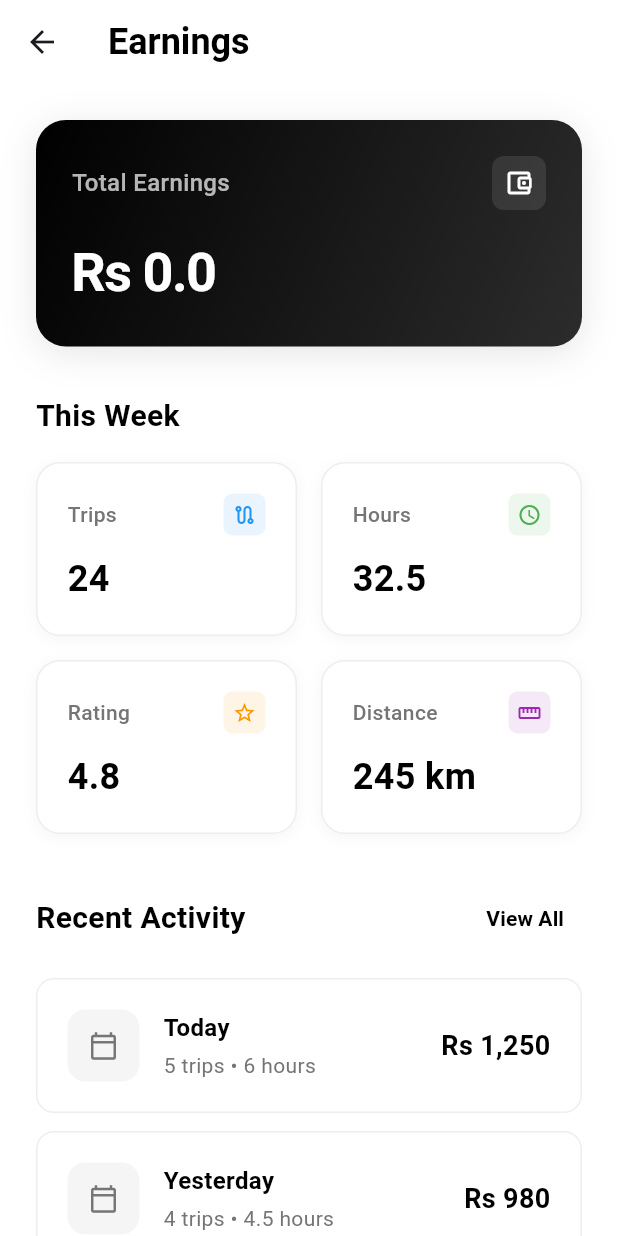
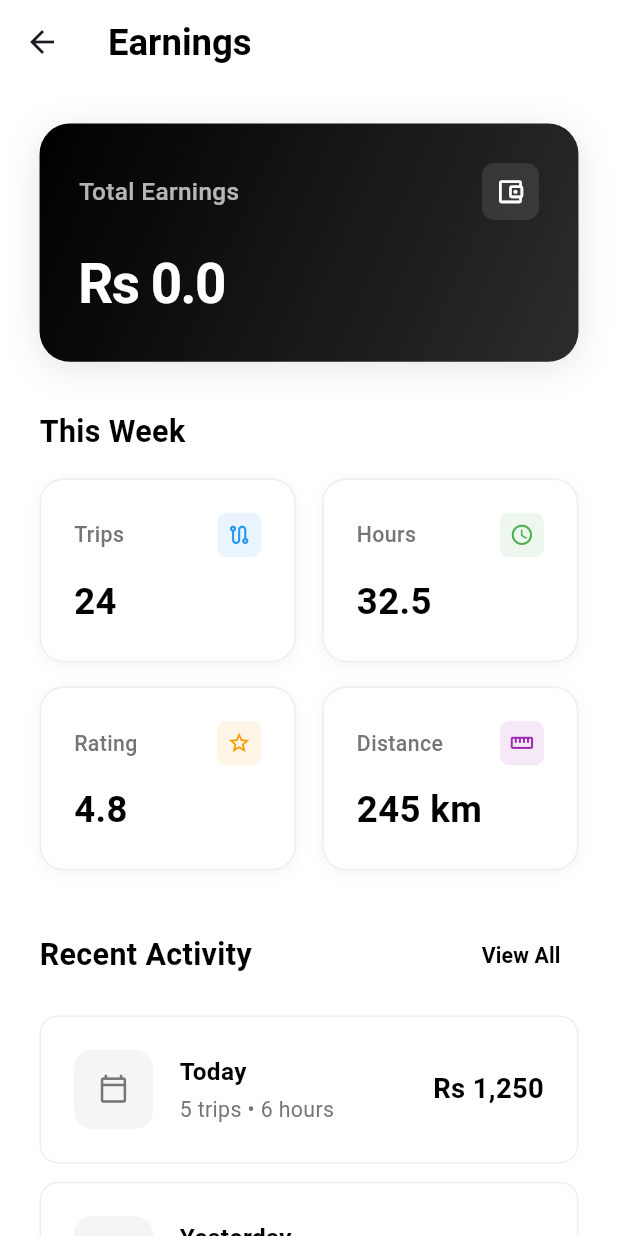
Before and after one commit to AwaeshaHuss/its_pass_mobile_drivers, a Flutter app: the EarningsPage screen opened directly, on a phone screen of 412 x 824 dp. Run offline on Flutter 3.47's test engine with Material 3 defaults, Android fonts, the phone set to English and light mode, and no system bars; our stand-ins replace bloc, cached_network_image, connectivity_plus, country_picker, dio, equatable and 13 more; missing offline and left inert: flutter_polyline_points; accounts and stored records are empty.

Commit message:
feat: Implement responsive design with flutter_screenutil
✅ Successfully resolved flutter_screenutil import and extension errors
✅ Added responsive sizing to Login, Signup, OTP, Earnings, and Profile screens
✅ Initialized ScreenUtil in main.dart with design size 375x812 (iPhone 11 Pro)
✅ App builds and runs successfully with responsive design functionality
✅ All .w, .h, .sp, .r extensions working properly for responsive scaling

- Updated Login Screen with responsive padding, margins, and font sizes
- Updated Signup Screen with responsive form elements and spacing
- Updated OTP Screen with responsive input fields and buttons
- Updated EarningsPage with responsive cards and statistics display
- Updated ProfilePage with responsive avatar, cards, and layout
- Replaced hardcoded pixel values with responsive units throughout

Tested on device: App launches successfully with no compilation errors.
Ready for further screen enhancements and cross-device testing.

```diff
--- a/lib/pages/earnings/earning_page.dart
+++ b/lib/pages/earnings/earning_page.dart
@@ -1,6 +1,7 @@
 import 'package:flutter/material.dart';
 import 'package:flutter/services.dart';
 import 'package:provider/provider.dart';
+import 'package:flutter_screenutil/flutter_screenutil.dart';
 
 import '../../providers/registration_provider.dart';
 
@@ -30,38 +31,38 @@ class _EarningsPageState extends State<EarningsPage> {
         backgroundColor: Colors.white,
         elevation: 0,
         systemOverlayStyle: SystemUiOverlayStyle.dark,
-        title: const Text(
+        title: Text(
           'Earnings',
           style: TextStyle(
             color: Colors.black,
             fontWeight: FontWeight.w700,
-            fontSize: 24,
+            fontSize: 24.sp,
           ),
         ),
         centerTitle: false,
       ),
       body: SafeArea(
         child: SingleChildScrollView(
-          padding: const EdgeInsets.all(24.0),
+          padding: EdgeInsets.all(24.w),
           child: Column(
             crossAxisAlignment: CrossAxisAlignment.start,
             children: [
               // Total Earnings Card
               Container(
                 width: double.infinity,
-                padding: const EdgeInsets.all(24),
+                padding: EdgeInsets.all(24.w),
                 decoration: BoxDecoration(
                   gradient: const LinearGradient(
                     begin: Alignment.topLeft,
                     end: Alignment.bottomRight,
                     colors: [Colors.black, Color(0xFF2C2C2C)],
                   ),
-                  borderRadius: BorderRadius.circular(20),
+                  borderRadius: BorderRadius.circular(20.r),
                   boxShadow: [
                     BoxShadow(
                       color: Colors.black.withValues(alpha: 0.1),
-                      offset: const Offset(0, 4),
-                      blurRadius: 20,
+                      offset: Offset(0, 4.h),
+                      blurRadius: 20.r,
                     ),
                   ],
                 ),
@@ -71,48 +72,48 @@ class _EarningsPageState extends State<EarningsPage> {
                     Row(
                       mainAxisAlignment: MainAxisAlignment.spaceBetween,
                       children: [
-                        const Text(
+                        Text(
                           'Total Earnings',
                           style: TextStyle(
                             color: Colors.white70,
-                            fontSize: 16,
+                            fontSize: 16.sp,
                             fontWeight: FontWeight.w500,
                           ),
                         ),
                         Container(
-                          padding: const EdgeInsets.all(8),
+                          padding: EdgeInsets.all(8.w),
                           decoration: BoxDecoration(
                             color: Colors.white.withValues(alpha: 0.1),
-                            borderRadius: BorderRadius.circular(8),
+                            borderRadius: BorderRadius.circular(8.r),
                           ),
-                          child: const Icon(
+                          child: Icon(
                             Icons.account_balance_wallet_outlined,
                             color: Colors.white,
-                            size: 20,
+                            size: 20.sp,
                           ),
                         ),
                       ],
                     ),
-                    const SizedBox(height: 16),
+                    SizedBox(height: 16.h),
                     Consumer<RegistrationProvider>(
                       builder: (context, provider, child) {
                         if (provider.driverEarnings == null) {
-                          return const Row(
+                          return Row(
                             children: [
                               SizedBox(
-                                width: 20,
-                                height: 20,
+                                width: 20.w,
+                                height: 20.w,
                                 child: CircularProgressIndicator(
-                                  strokeWidth: 2,
+                                  strokeWidth: 2.w,
                                   valueColor: AlwaysStoppedAnimation<Color>(Colors.white),
                                 ),
                               ),
-                              SizedBox(width: 12),
+                              SizedBox(width: 12.w),
                               Text(
                                 'Loading...',
                                 style: TextStyle(
                                   color: Colors.white70,
-                                  fontSize: 16,
+                                  fontSize: 16.sp,
                                 ),
                               ),
                             ],
@@ -120,9 +121,9 @@ class _EarningsPageState extends State<EarningsPage> {
                         } else {
                           return Text(
                             'Rs ${provider.driverEarnings ?? 0}',
-                            style: const TextStyle(
+                            style: TextStyle(
                               color: Colors.white,
-                              fontSize: 36,
+                              fontSize: 36.sp,
                               fontWeight: FontWeight.w700,
                               letterSpacing: -1,
                             ),
@@ -134,19 +135,19 @@ class _EarningsPageState extends State<EarningsPage> {
                 ),
               ),
 
-              const SizedBox(height: 32),
+              SizedBox(height: 32.h),
 
               // Quick Stats Section
-              const Text(
+              Text(
                 'This Week',
                 style: TextStyle(
-                  fontSize: 20,
+                  fontSize: 20.sp,
                   fontWeight: FontWeight.w700,
                   color: Colors.black,
                 ),
               ),
 
-              const SizedBox(height: 16),
+              SizedBox(height: 16.h),
 
               Row(
                 children: [
@@ -158,7 +159,7 @@ class _EarningsPageState extends State<EarningsPage> {
                       color: Colors.blue,
                     ),
                   ),
-                  const SizedBox(width: 16),
+                  SizedBox(width: 16.w),
                   Expanded(
                     child: _buildStatCard(
                       title: 'Hours',
@@ -170,7 +171,7 @@ class _EarningsPageState extends State<EarningsPage> {
                 ],
               ),
 
-              const SizedBox(height: 16),
+              SizedBox(height: 16.h),
 
               Row(
                 children: [
@@ -182,7 +183,7 @@ class _EarningsPageState extends State<EarningsPage> {
                       color: Colors.orange,
                     ),
                   ),
-                  const SizedBox(width: 16),
+                  SizedBox(width: 16.w),
                   Expanded(
                     child: _buildStatCard(
                       title: 'Distance',
@@ -194,16 +195,16 @@ class _EarningsPageState extends State<EarningsPage> {
                 ],
               ),
 
-              const SizedBox(height: 32),
+              SizedBox(height: 32.h),
 
               // Recent Activity Section
               Row(
                 mainAxisAlignment: MainAxisAlignment.spaceBetween,
                 children: [
-                  const Text(
+                  Text(
                     'Recent Activity',
                     style: TextStyle(
-                      fontSize: 20,
+                      fontSize: 20.sp,
                       fontWeight: FontWeight.w700,
                       color: Colors.black,
                     ),
@@ -212,18 +213,19 @@ class _EarningsPageState extends State<EarningsPage> {
                     onPressed: () {
                       // TODO: Navigate to detailed earnings history
                     },
-                    child: const Text(
+                    child: Text(
                       'View All',
                       style: TextStyle(
                         color: Colors.black,
                         fontWeight: FontWeight.w600,
+                        fontSize: 14.sp,
                       ),
                     ),
                   ),
                 ],
               ),
 
-              const SizedBox(height: 16),
+              SizedBox(height: 16.h),
 
               // Activity List
               _buildActivityItem(
@@ -247,7 +249,7 @@ class _EarningsPageState extends State<EarningsPage> {
                 time: '7 hours',
               ),
 
-              const SizedBox(height: 32),
+              SizedBox(height: 32.h),
             ],
           ),
         ),
@@ -262,16 +264,16 @@ class _EarningsPageState extends State<EarningsPage> {
     required Color color,
   }) {
     return Container(
-      padding: const EdgeInsets.all(20),
+      padding: EdgeInsets.all(20.w),
       decoration: BoxDecoration(
         color: Colors.white,
-        borderRadius: BorderRadius.circular(16),
+        borderRadius: BorderRadius.circular(16.r),
         border: Border.all(color: Colors.grey[200]!),
         boxShadow: [
           BoxShadow(
             color: Colors.black.withValues(alpha: 0.04),
-            offset: const Offset(0, 2),
-            blurRadius: 8,
+            offset: Offset(0, 2.h),
+            blurRadius: 8.r,
           ),
         ],
       ),
@@ -284,30 +286,30 @@ class _EarningsPageState extends State<EarningsPage> {
               Text(
                 title,
                 style: TextStyle(
-                  fontSize: 14,
+                  fontSize: 14.sp,
                   color: Colors.grey[600],
                   fontWeight: FontWeight.w500,
                 ),
               ),
               Container(
-                padding: const EdgeInsets.all(6),
+                padding: EdgeInsets.all(6.w),
                 decoration: BoxDecoration(
                   color: color.withValues(alpha: 0.1),
-                  borderRadius: BorderRadius.circular(6),
+                  borderRadius: BorderRadius.circular(6.r),
                 ),
                 child: Icon(
                   icon,
                   color: color,
-                  size: 16,
+                  size: 16.sp,
                 ),
               ),
             ],
           ),
-          const SizedBox(height: 12),
+          SizedBox(height: 12.h),
           Text(
             value,
-            style: const TextStyle(
-              fontSize: 24,
+            style: TextStyle(
+              fontSize: 24.sp,
               fontWeight: FontWeight.w700,
               color: Colors.black,
             ),
@@ -324,46 +326,46 @@ class _EarningsPageState extends State<EarningsPage> {
     required String time,
   }) {
     return Container(
-      margin: const EdgeInsets.only(bottom: 12),
-      padding: const EdgeInsets.all(20),
+      margin: EdgeInsets.only(bottom: 12.h),
+      padding: EdgeInsets.all(20.w),
       decoration: BoxDecoration(
         color: Colors.white,
-        borderRadius: BorderRadius.circular(12),
+        borderRadius: BorderRadius.circular(12.r),
         border: Border.all(color: Colors.grey[200]!),
       ),
       child: Row(
         children: [
           Container(
-            width: 48,
-            height: 48,
+            width: 48.w,
+            height: 48.w,
             decoration: BoxDecoration(
               color: Colors.grey[100],
-              borderRadius: BorderRadius.circular(12),
+              borderRadius: BorderRadius.circular(12.r),
             ),
             child: Icon(
               Icons.calendar_today_outlined,
               color: Colors.grey[600],
-              size: 20,
+              size: 20.sp,
             ),
           ),
-          const SizedBox(width: 16),
+          SizedBox(width: 16.w),
           Expanded(
             child: Column(
               crossAxisAlignment: CrossAxisAlignment.start,
               children: [
                 Text(
                   date,
-                  style: const TextStyle(
-                    fontSize: 16,
+                  style: TextStyle(
+                    fontSize: 16.sp,
                     fontWeight: FontWeight.w600,
                     color: Colors.black,
                   ),
                 ),
-                const SizedBox(height: 4),
+                SizedBox(height: 4.h),
                 Text(
                   '$trips • $time',
                   style: TextStyle(
-                    fontSize: 14,
+                    fontSize: 14.sp,
                     color: Colors.grey[600],
                   ),
                 ),
@@ -372,8 +374,8 @@ class _EarningsPageState extends State<EarningsPage> {
           ),
           Text(
             amount,
-            style: const TextStyle(
-              fontSize: 18,
+            style: TextStyle(
+              fontSize: 18.sp,
               fontWeight: FontWeight.w700,
               color: Colors.black,
             ),
--- a/pubspec.yaml
+++ b/pubspec.yaml
@@ -75,6 +75,9 @@ dependencies:
   dio: ^5.3.2
   retrofit: ^4.0.3
 
+  # Screen Responsiveness
+  flutter_screenutil: ^5.9.0
+
 dev_dependencies:
   flutter_test:
     sdk: flutter
```
Also changed, not shown: lib/authentication/login_screen.dart (+53 -52 lines), lib/authentication/signup_screen.dart (+22 -21 lines), lib/main.dart (+9 -1 lines), lib/pages/auth/otp_screen.dart (+46 -45 lines), lib/pages/profile/profile_page.dart (+54 -53 lines), pubspec.lock, 1 other file.
